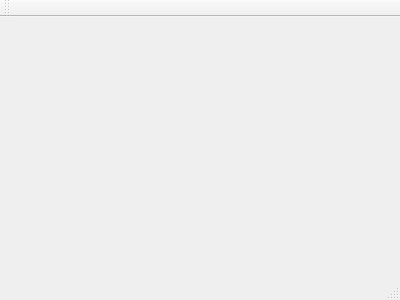
First picture: the form in mainwindow.ui, repository Thossakrai/FitLog, before the edit.
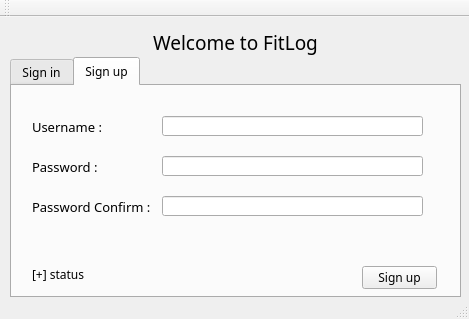
Second picture: the form after the edit.

The edit to the form file:
```diff
--- a/mainwindow.ui
+++ b/mainwindow.ui
@@ -1,24 +1,335 @@
 <ui version="4.0">
  <class>MainWindow</class>
- <widget class="QMainWindow" name="MainWindow" >
-  <property name="geometry" >
+ <widget class="QMainWindow" name="MainWindow">
+  <property name="geometry">
    <rect>
     <x>0</x>
     <y>0</y>
-    <width>400</width>
-    <height>300</height>
+    <width>469</width>
+    <height>319</height>
    </rect>
   </property>
   <property name="windowTitle" >
    <string>MainWindow</string>
   </property>
-  <widget class="QMenuBar" name="menuBar" />
-  <widget class="QToolBar" name="mainToolBar" />
-  <widget class="QWidget" name="centralWidget" />
-  <widget class="QStatusBar" name="statusBar" />
+  <widget class="QWidget" name="centralWidget">
+   <widget class="QTabWidget" name="Tab">
+    <property name="geometry">
+     <rect>
+      <x>10</x>
+      <y>40</y>
+      <width>451</width>
+      <height>241</height>
+     </rect>
+    </property>
+    <property name="font">
+     <font>
+      <family>Prompt</family>
+     </font>
+    </property>
+    <property name="currentIndex">
+     <number>1</number>
+    </property>
+    <widget class="QWidget" name="signin">
+     <attribute name="title">
+      <string>Sign in</string>
+     </attribute>
+     <widget class="QPushButton" name="signin_button">
+      <property name="geometry">
+       <rect>
+        <x>350</x>
+        <y>180</y>
+        <width>75</width>
+        <height>23</height>
+       </rect>
+      </property>
+      <property name="text">
+       <string>Sign in</string>
+      </property>
+     </widget>
+     <widget class="QLineEdit" name="username_signin">
+      <property name="geometry">
+       <rect>
+        <x>120</x>
+        <y>40</y>
+        <width>261</width>
+        <height>20</height>
+       </rect>
+      </property>
+      <property name="inputMask">
+       <string/>
+      </property>
+      <property name="text">
+       <string/>
+      </property>
+     </widget>
+     <widget class="QLabel" name="label_2">
+      <property name="geometry">
+       <rect>
+        <x>20</x>
+        <y>40</y>
+        <width>71</width>
+        <height>21</height>
+       </rect>
+      </property>
+      <property name="font">
+       <font>
+        <family>Prompt</family>
+        <pointsize>10</pointsize>
+       </font>
+      </property>
+      <property name="text">
+       <string>Username :</string>
+      </property>
+     </widget>
+     <widget class="QLabel" name="label_3">
+      <property name="geometry">
+       <rect>
+        <x>20</x>
+        <y>80</y>
+        <width>81</width>
+        <height>16</height>
+       </rect>
+      </property>
+      <property name="font">
+       <font>
+        <pointsize>10</pointsize>
+       </font>
+      </property>
+      <property name="text">
+       <string>Password :</string>
+      </property>
+     </widget>
+     <widget class="QLineEdit" name="password_signin">
+      <property name="geometry">
+       <rect>
+        <x>120</x>
+        <y>80</y>
+        <width>261</width>
+        <height>20</height>
+       </rect>
+      </property>
+      <property name="inputMask">
+       <string/>
+      </property>
+      <property name="text">
+       <string/>
+      </property>
+      <property name="echoMode">
+       <enum>QLineEdit::Password</enum>
+      </property>
+      <property name="clearButtonEnabled">
+       <bool>false</bool>
+      </property>
+     </widget>
+     <widget class="QLabel" name="signin_label">
+      <property name="geometry">
+       <rect>
+        <x>20</x>
+        <y>180</y>
+        <width>241</width>
+        <height>16</height>
+       </rect>
+      </property>
+      <property name="text">
+       <string>TextLabel</string>
+      </property>
+     </widget>
+    </widget>
+    <widget class="QWidget" name="singup">
+     <attribute name="title">
+      <string>Sign up</string>
+     </attribute>
+     <widget class="QLabel" name="label_4">
+      <property name="geometry">
+       <rect>
+        <x>20</x>
+        <y>30</y>
+        <width>81</width>
+        <height>21</height>
+       </rect>
+      </property>
+      <property name="font">
+       <font>
+        <pointsize>10</pointsize>
+       </font>
+      </property>
+      <property name="text">
+       <string>Username :</string>
+      </property>
+     </widget>
+     <widget class="QLineEdit" name="username_signup">
+      <property name="geometry">
+       <rect>
+        <x>150</x>
+        <y>30</y>
+        <width>261</width>
+        <height>20</height>
+       </rect>
+      </property>
+      <property name="inputMask">
+       <string/>
+      </property>
+      <property name="text">
+       <string/>
+      </property>
+     </widget>
+     <widget class="QLabel" name="label_5">
+      <property name="geometry">
+       <rect>
+        <x>20</x>
+        <y>70</y>
+        <width>81</width>
+        <height>21</height>
+       </rect>
+      </property>
+      <property name="font">
+       <font>
+        <pointsize>10</pointsize>
+       </font>
+      </property>
+      <property name="text">
+       <string>Password :</string>
+      </property>
+     </widget>
+     <widget class="QLineEdit" name="password_signup">
+      <property name="geometry">
+       <rect>
+        <x>150</x>
+        <y>70</y>
+        <width>261</width>
+        <height>20</height>
+       </rect>
+      </property>
+      <property name="inputMask">
+       <string/>
+      </property>
+      <property name="text">
+       <string/>
+      </property>
+      <property name="echoMode">
+       <enum>QLineEdit::Password</enum>
+      </property>
+     </widget>
+     <widget class="QLabel" name="label_6">
+      <property name="geometry">
+       <rect>
+        <x>20</x>
+        <y>110</y>
+        <width>121</width>
+        <height>21</height>
+       </rect>
+      </property>
+      <property name="font">
+       <font>
+        <pointsize>10</pointsize>
+       </font>
+      </property>
+      <property name="text">
+       <string>Password Confirm :</string>
+      </property>
+     </widget>
+     <widget class="QLineEdit" name="password_signup_2">
+      <property name="geometry">
+       <rect>
+        <x>150</x>
+        <y>110</y>
+        <width>261</width>
+        <height>20</height>
+       </rect>
+      </property>
+      <property name="inputMask">
+       <string/>
+      </property>
+      <property name="text">
+       <string/>
+      </property>
+      <property name="echoMode">
+       <enum>QLineEdit::Password</enum>
+      </property>
+     </widget>
+     <widget class="QPushButton" name="signup_button">
+      <property name="geometry">
+       <rect>
+        <x>350</x>
+        <y>180</y>
+        <width>75</width>
+        <height>23</height>
+       </rect>
+      </property>
+      <property name="text">
+       <string>Sign up</string>
+      </property>
+     </widget>
+     <widget class="QLabel" name="signup_label">
+      <property name="geometry">
+       <rect>
+        <x>20</x>
+        <y>180</y>
+        <width>321</width>
+        <height>16</height>
+       </rect>
+      </property>
+      <property name="text">
+       <string>[+] status</string>
+      </property>
+     </widget>
+    </widget>
+   </widget>
+   <widget class="QLabel" name="label">
+    <property name="geometry">
+     <rect>
+      <x>110</x>
+      <y>10</y>
+      <width>251</width>
+      <height>31</height>
+     </rect>
+    </property>
+    <property name="font">
+     <font>
+      <family>Prompt</family>
+      <pointsize>14</pointsize>
+     </font>
+    </property>
+    <property name="text">
+     <string>Welcome to FitLog</string>
+    </property>
+    <property name="alignment">
+     <set>Qt::AlignCenter</set>
+    </property>
+   </widget>
+  </widget>
+  <widget class="QToolBar" name="mainToolBar">
+   <attribute name="toolBarArea">
+    <enum>TopToolBarArea</enum>
+   </attribute>
+   <attribute name="toolBarBreak">
+    <bool>false</bool>
+   </attribute>
+  </widget>
+  <widget class="QStatusBar" name="statusBar"/>
+  <action name="actionCreate_New_Usert">
+   <property name="text">
+    <string>User</string>
+   </property>
+  </action>
+  <action name="actionFood">
+   <property name="text">
+    <string>Food</string>
+   </property>
+  </action>
+  <action name="actionCardio">
+   <property name="text">
+    <string>Cardio</string>
+   </property>
+  </action>
+  <action name="actionWeight_Training">
+   <property name="text">
+    <string>Weight Training</string>
+   </property>
+  </action>
  </widget>
- <layoutDefault spacing="6" margin="11" />
- <pixmapfunction></pixmapfunction>
+ <layoutdefault spacing="6" margin="11"/>
  <resources/>
  <connections/>
 </ui>
```
Left out of the diff: 5 changed lines with no effect on the pictures.
